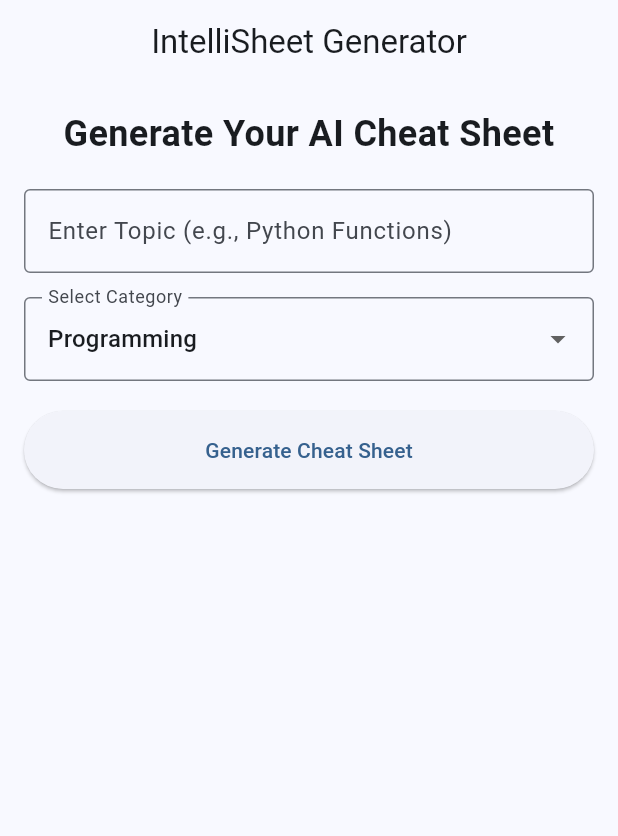
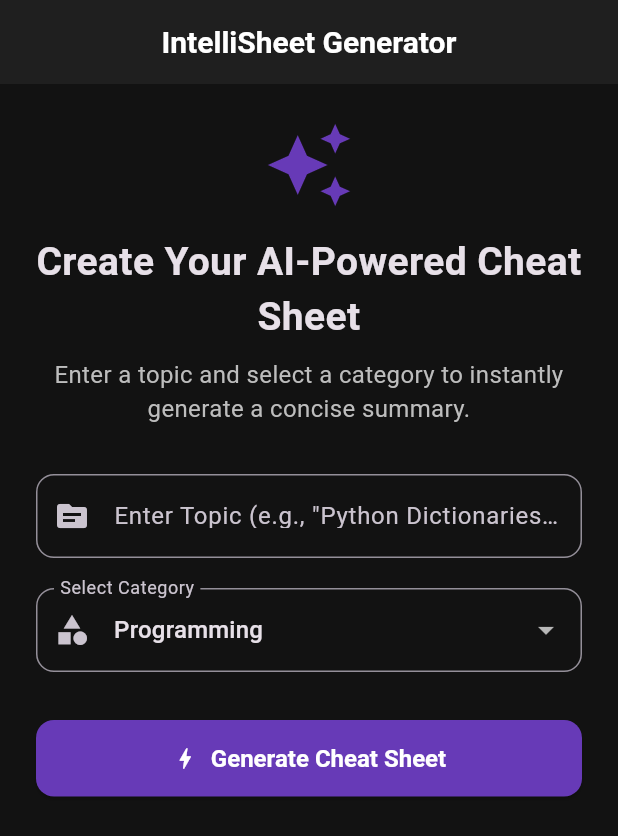
Before and after one commit to could-ai/019a4a45-2df0-79fa-88a5-4a7bf8b200dd, a Flutter app: the screen it shows after launch, on a phone screen of 412 x 824 dp. Shown: the top 836 px of the screen. Run offline on Flutter 3.47's test engine with Material 3 defaults, Android fonts, the phone set to English and light mode, and no system bars.

Commit message:
I have completely revamped the IntelliSheet application to provide a more modern, visually appealing, and user-friendly experience. The entire app now features a sleek dark theme. The home screen has been redesigned with improved layout, descriptive text, and icons to guide the user. The cheat sheet display screen now uses stylish cards to present information in a much clearer and more organized format, significantly enhancing readability. Additionally, I've added placeholder icons for future features like 'Share' and converted the 'Generate Another' button into a FloatingActionButton for better UI consistency. The mock data has also been expanded to provide a more realistic preview of the generated content. These changes transform the initial prototype into a polished application foundation.

```diff
--- a/usr/lib/main.dart
+++ b/usr/lib/main.dart
@@ -13,8 +13,46 @@ class IntelliSheetApp extends StatelessWidget {
       title: 'IntelliSheet: AI Cheat Sheet Generator',
       debugShowCheckedModeBanner: false,
       theme: ThemeData(
-        colorScheme: ColorScheme.fromSeed(seedColor: Colors.blue),
+        brightness: Brightness.dark,
+        primaryColor: Colors.deepPurple,
+        colorScheme: ColorScheme.fromSeed(
+          seedColor: Colors.deepPurple,
+          brightness: Brightness.dark,
+        ),
         useMaterial3: true,
+        scaffoldBackgroundColor: const Color(0xFF121212),
+        appBarTheme: const AppBarTheme(
+          backgroundColor: Color(0xFF1F1F1F),
+          elevation: 0,
+          titleTextStyle: TextStyle(
+            color: Colors.white,
+            fontSize: 20,
+            fontWeight: FontWeight.bold,
+          ),
+        ),
+        inputDecorationTheme: InputDecorationTheme(
+          border: OutlineInputBorder(
+            borderRadius: BorderRadius.circular(12),
+          ),
+          focusedBorder: OutlineInputBorder(
+            borderRadius: BorderRadius.circular(12),
+            borderSide: const BorderSide(color: Colors.deepPurple),
+          ),
+        ),
+        elevatedButtonTheme: ElevatedButtonThemeData(
+          style: ElevatedButton.styleFrom(
+            backgroundColor: Colors.deepPurple,
+            foregroundColor: Colors.white,
+            padding: const EdgeInsets.symmetric(vertical: 16, horizontal: 24),
+            shape: RoundedRectangleBorder(
+              borderRadius: BorderRadius.circular(12),
+            ),
+            textStyle: const TextStyle(
+              fontSize: 16,
+              fontWeight: FontWeight.bold,
+            ),
+          ),
+        ),
       ),
       home: const HomeScreen(),
     );
@@ -31,17 +69,20 @@ class HomeScreen extends StatefulWidget {
 class _HomeScreenState extends State<HomeScreen> {
   final TextEditingController _topicController = TextEditingController();
   String _selectedCategory = 'Programming';
-  final List<String> _categories = ['Programming', 'Math', 'Science', 'History', 'Languages'];
+  final List<String> _categories = ['Programming', 'Math', 'Science', 'History', 'Languages', 'General Knowledge'];
 
   void _generateCheatSheet() {
-    if (_topicController.text.isEmpty) {
+    if (_topicController.text.trim().isEmpty) {
       ScaffoldMessenger.of(context).showSnackBar(
-        const SnackBar(content: Text('Please enter a topic')),
+        const SnackBar(
+          content: Text('Please enter a topic to generate a cheat sheet.'),
+          backgroundColor: Colors.redAccent,
+        ),
       );
       return;
     }
 
-    // Mock cheat sheet generation (replace with real AI integration later)
+    // Mock cheat sheet generation
     final mockCheatSheet = _generateMockCheatSheet(_topicController.text, _selectedCategory);
 
     Navigator.push(
@@ -57,21 +98,24 @@ class _HomeScreenState extends State<HomeScreen> {
   }
 
   Map<String, dynamic> _generateMockCheatSheet(String topic, String category) {
-    // Mock data - in a real app, this would call an AI service
     return {
       'title': '$topic Cheat Sheet',
       'sections': [
         {
-          'heading': 'Key Concepts',
-          'content': '• Concept 1: Brief explanation\n• Concept 2: Brief explanation\n• Concept 3: Brief explanation',
+          'heading': 'Key Concepts & Definitions',
+          'content': '• Concept A: A detailed explanation of the first key concept.\n• Concept B: A detailed explanation of the second key concept.\n• Concept C: A detailed explanation of the third key concept.',
         },
         {
-          'heading': 'Important Formulas/Syntax',
-          'content': '• Formula 1: Example\n• Formula 2: Example',
+          'heading': 'Core Formulas / Syntax',
+          'content': '• Formula/Syntax 1: Description and example usage.\n• Formula/Syntax 2: Description and example usage.',
         },
         {
-          'heading': 'Tips & Tricks',
-          'content': '• Tip 1: Useful advice\n• Tip 2: Helpful hint',
+          'heading': 'Practical Examples',
+          'content': '• Example 1: A step-by-step example demonstrating a key concept.\n• Example 2: Another practical example to solidify understanding.',
+        },
+        {
+          'heading': 'Common Mistakes & Tips',
+          'content': '• Mistake 1: A common pitfall to avoid.\n• Tip 1: A useful trick or best practice to remember.',
         },
       ],
     };
@@ -84,30 +128,39 @@ class _HomeScreenState extends State<HomeScreen> {
         title: const Text('IntelliSheet Generator'),
         centerTitle: true,
       ),
-      body: Padding(
-        padding: const EdgeInsets.all(16.0),
+      body: SingleChildScrollView(
+        child: Padding(
+          padding: const EdgeInsets.all(24.0),
           child: Column(
             crossAxisAlignment: CrossAxisAlignment.stretch,
             children: [
+              const Icon(Icons.auto_awesome, size: 60, color: Colors.deepPurple),
+              const SizedBox(height: 16),
               const Text(
-              'Generate Your AI Cheat Sheet',
-              style: TextStyle(fontSize: 24, fontWeight: FontWeight.bold),
+                'Create Your AI-Powered Cheat Sheet',
+                style: TextStyle(fontSize: 26, fontWeight: FontWeight.bold),
                 textAlign: TextAlign.center,
               ),
-            const SizedBox(height: 20),
+              const SizedBox(height: 8),
+              Text(
+                'Enter a topic and select a category to instantly generate a concise summary.',
+                style: TextStyle(fontSize: 16, color: Colors.grey[400]),
+                textAlign: TextAlign.center,
+              ),
+              const SizedBox(height: 32),
               TextField(
                 controller: _topicController,
                 decoration: const InputDecoration(
-                labelText: 'Enter Topic (e.g., Python Functions)',
-                border: OutlineInputBorder(),
+                  labelText: 'Enter Topic (e.g., "Python Dictionaries")',
+                  prefixIcon: Icon(Icons.topic),
                 ),
               ),
-            const SizedBox(height: 16),
+              const SizedBox(height: 20),
               DropdownButtonFormField<String>(
                 value: _selectedCategory,
                 decoration: const InputDecoration(
                   labelText: 'Select Category',
-                border: OutlineInputBorder(),
+                  prefixIcon: Icon(Icons.category),
                 ),
                 items: _categories.map((category) {
                   return DropdownMenuItem(
@@ -116,20 +169,21 @@ class _HomeScreenState extends State<HomeScreen> {
                   );
                 }).toList(),
                 onChanged: (value) {
+                  if (value != null) {
                     setState(() {
-                  _selectedCategory = value!;
+                      _selectedCategory = value;
                     });
+                  }
                 },
               ),
-            const SizedBox(height: 20),
-            ElevatedButton(
+              const SizedBox(height: 32),
+              ElevatedButton.icon(
                 onPressed: _generateCheatSheet,
-              style: ElevatedButton.styleFrom(
-                padding: const EdgeInsets.symmetric(vertical: 16),
-              ),
-              child: const Text('Generate Cheat Sheet'),
+                icon: const Icon(Icons.bolt),
+                label: const Text('Generate Cheat Sheet'),
               ),
             ],
+          ),
         ),
       ),
     );
@@ -156,55 +210,67 @@ class CheatSheetScreen extends StatelessWidget {
 
   @override
   Widget build(BuildContext context) {
+    final sections = cheatSheet['sections'] as List;
+
     return Scaffold(
       appBar: AppBar(
-        title: Text('$topic Cheat Sheet'),
+        title: Text(cheatSheet['title']),
         centerTitle: true,
+        actions: [
+          IconButton(
+            icon: const Icon(Icons.share),
+            onPressed: () {
+              ScaffoldMessenger.of(context).showSnackBar(
+                const SnackBar(content: Text('Sharing functionality coming soon!')),
+              );
+            },
           ),
-      body: SingleChildScrollView(
+        ],
+      ),
+      body: ListView.builder(
+        padding: const EdgeInsets.all(16.0),
+        itemCount: sections.length,
+        itemBuilder: (context, index) {
+          final section = sections[index];
+          return Card(
+            margin: const EdgeInsets.only(bottom: 16),
+            elevation: 4,
+            shape: RoundedRectangleBorder(
+              borderRadius: BorderRadius.circular(12),
+            ),
+            child: Padding(
               padding: const EdgeInsets.all(16.0),
               child: Column(
                 crossAxisAlignment: CrossAxisAlignment.start,
                 children: [
                   Text(
-              cheatSheet['title'],
-              style: const TextStyle(fontSize: 28, fontWeight: FontWeight.bold),
+                    section['heading'],
+                    style: const TextStyle(
+                      fontSize: 20,
+                      fontWeight: FontWeight.bold,
+                      color: Colors.deepPurpleAccent,
                     ),
-            const SizedBox(height: 8),
-            Text(
-              'Category: $category',
-              style: const TextStyle(fontSize: 16, color: Colors.grey),
                   ),
-            const SizedBox(height: 20),
-            ...(cheatSheet['sections'] as List).map((section) {
-              return Padding(
-                padding: const EdgeInsets.only(bottom: 20),
-                child: Column(
-                  crossAxisAlignment: CrossAxisAlignment.start,
-                  children: [
-                    Text(
-                      section['heading'],
-                      style: const TextStyle(fontSize: 20, fontWeight: FontWeight.w600),
-                    ),
-                    const SizedBox(height: 8),
+                  const SizedBox(height: 12),
                   Text(
                     section['content'],
-                      style: const TextStyle(fontSize: 16),
-                    ),
-                  ],
-                ),
-              );
-            }),
-            const SizedBox(height: 20),
-            Center(
-              child: ElevatedButton(
-                onPressed: () => Navigator.pop(context),
-                child: const Text('Generate Another'),
+                    style: TextStyle(
+                      fontSize: 16,
+                      height: 1.5,
+                      color: Colors.grey[300],
                     ),
                   ),
                 ],
               ),
             ),
           );
+        },
+      ),
+      floatingActionButton: FloatingActionButton(
+        onPressed: () => Navigator.pop(context),
+        tooltip: 'Generate Another',
+        child: const Icon(Icons.add),
+      ),
+    );
   }
 }
```
Lines whose indentation alone changed are shown as unchanged.
